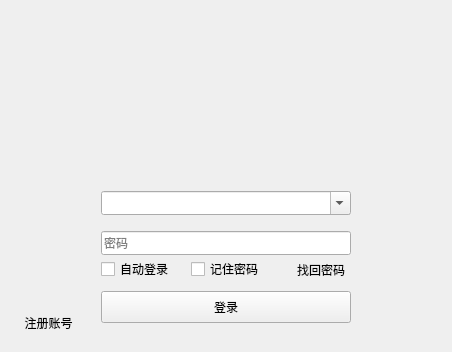
The window that LoginWidget.ui (NoHearting/MySelfQQ_v2) describes before a commit, drawn with Qt 5.
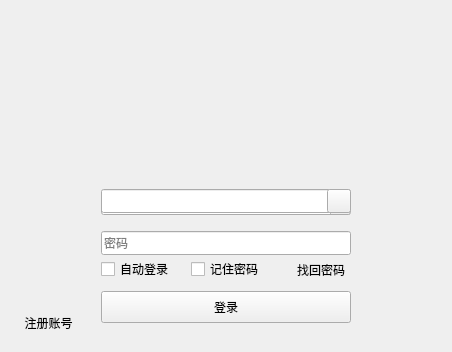
The same window after the commit. Icons and pictures are not drawn. Custom widgets are drawn as their Qt base class.

Commit message: 晚上登录界面的CSS样式，主要是完成QComboBox样式和逻辑

The edit to the form file:
```diff
--- a/LoginWidget.ui
+++ b/LoginWidget.ui
@@ -281,6 +281,29 @@
         <string>密码</string>
        </property>
       </widget>
+      <widget class="QLineEdit" name="lineEditOuterInput">
+       <property name="geometry">
+        <rect>
+         <x>90</x>
+         <y>48</y>
+         <width>250</width>
+         <height>24</height>
+        </rect>
+       </property>
+      </widget>
+      <widget class="QPushButton" name="pushButtonDropDown">
+       <property name="geometry">
+        <rect>
+         <x>316</x>
+         <y>48</y>
+         <width>24</width>
+         <height>24</height>
+        </rect>
+       </property>
+       <property name="text">
+        <string/>
+       </property>
+      </widget>
      </widget>
      <widget class="HeadShadowWidget" name="widgetHeadShadow" native="true">
       <property name="geometry">
@@ -323,6 +346,11 @@
    <header location="global">HeadShadowWidget.h</header>
    <container>1</container>
   </customwidget>
+  <customwidget>
+   <class>MyComboBox</class>
+   <extends>QComboBox</extends>
+   <header>MyComboBox.h</header>
+  </customwidget>
  </customwidgets>
  <resources>
   <include location="res.qrc"/>
```
Left out of the diff: 2 changed lines with no effect on the pictures. The commit also changes 17 other files.
